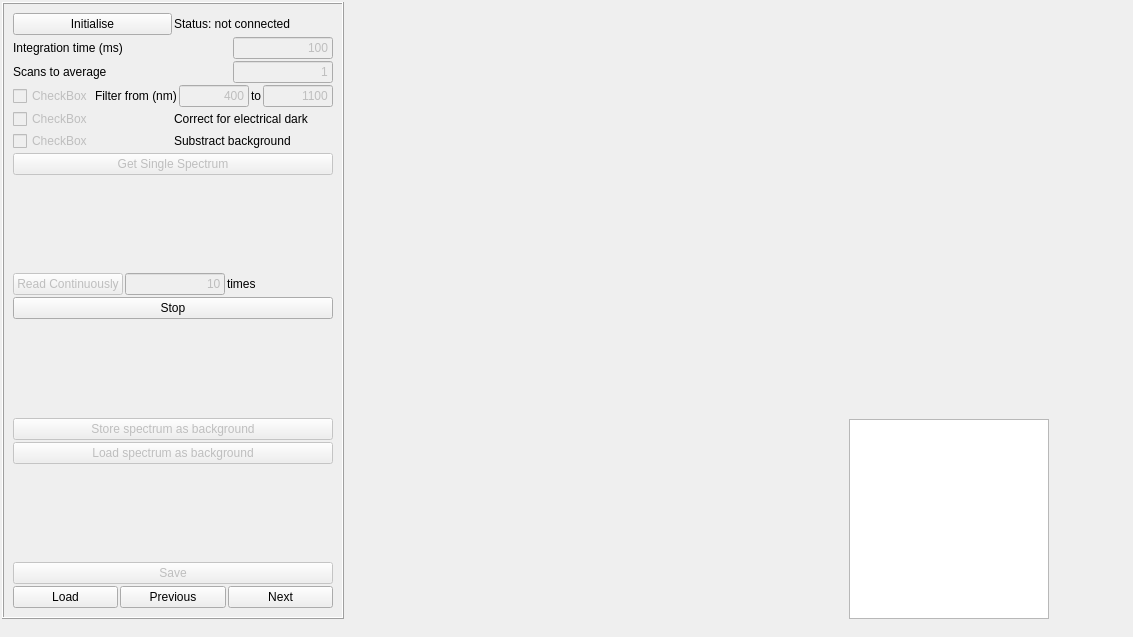
This is spectrometer.ui in tugatoconhelado/spectrometer as Qt 5 draws it before an edit. The edited form follows.
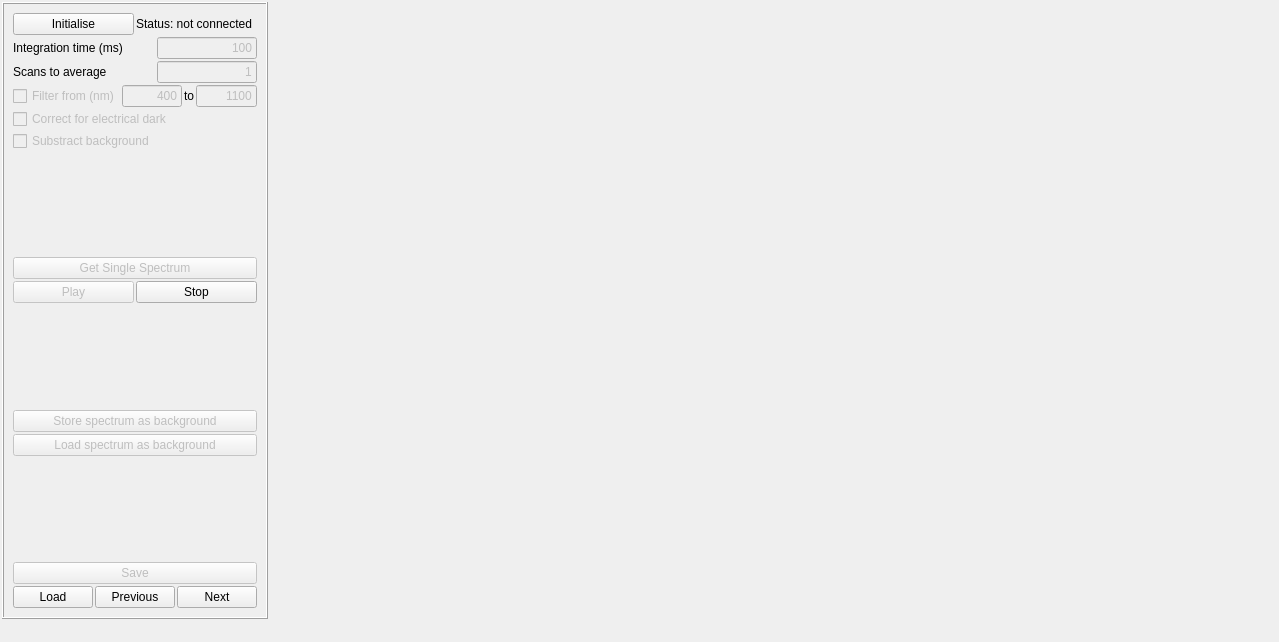
This is the edited form. Custom widgets are drawn as their Qt base class.

Diff of the .ui file:
```diff
--- a/spectrometer.ui
+++ b/spectrometer.ui
@@ -6,10 +6,16 @@
    <rect>
     <x>0</x>
     <y>0</y>
-    <width>1133</width>
-    <height>637</height>
+    <width>1279</width>
+    <height>642</height>
    </rect>
   </property>
+  <property name="sizePolicy">
+   <sizepolicy hsizetype="Expanding" vsizetype="Expanding">
+    <horstretch>0</horstretch>
+    <verstretch>0</verstretch>
+   </sizepolicy>
+  </property>
   <property name="windowTitle">
    <string>Spectrometer</string>
   </property>
@@ -22,9 +28,9 @@
      <height>621</height>
     </rect>
    </property>
-   <layout class="QHBoxLayout" name="main_layout">
+   <layout class="QHBoxLayout" name="main_layout" stretch="1,4">
     <property name="sizeConstraint">
-     <enum>QLayout::SetMaximumSize</enum>
+     <enum>QLayout::SetMinimumSize</enum>
     </property>
     <property name="leftMargin">
      <number>2</number>
@@ -160,13 +166,6 @@
             <bool>false</bool>
            </property>
            <property name="text">
-            <string>CheckBox</string>
-           </property>
-          </widget>
-         </item>
-         <item>
-          <widget class="QLabel" name="filter_label">
-           <property name="text">
             <string>Filter from (nm)</string>
            </property>
           </widget>
@@ -244,13 +243,6 @@
             <bool>false</bool>
            </property>
            <property name="text">
-            <string>CheckBox</string>
-           </property>
-          </widget>
-         </item>
-         <item>
-          <widget class="QLabel" name="electrical_dark_label">
-           <property name="text">
             <string>Correct for electrical dark</string>
            </property>
           </widget>
@@ -265,50 +257,12 @@
             <bool>false</bool>
            </property>
            <property name="text">
-            <string>CheckBox</string>
-           </property>
-          </widget>
-         </item>
-         <item>
-          <widget class="QLabel" name="substrac_background_label">
-           <property name="text">
             <string>Substract background</string>
            </property>
           </widget>
          </item>
         </layout>
        </item>
-       <item>
-        <widget class="QPushButton" name="single_spectrum_button">
-         <property name="enabled">
-          <bool>false</bool>
-         </property>
-         <property name="text">
-          <string>Get Single Spectrum</string>
-         </property>
-         <property name="checkable">
-          <bool>false</bool>
-         </property>
-         <property name="checked">
-          <bool>false</bool>
-         </property>
-         <property name="autoRepeat">
-          <bool>false</bool>
-         </property>
-         <property name="autoRepeatDelay">
-          <number>300</number>
-         </property>
-         <property name="autoDefault">
-          <bool>false</bool>
-         </property>
-         <property name="default">
-          <bool>false</bool>
-         </property>
-         <property name="flat">
-          <bool>false</bool>
-         </property>
-        </widget>
-       </item>
        <item>
         <spacer name="verticalSpacer">
          <property name="orientation">
@@ -323,58 +277,61 @@
         </spacer>
        </item>
        <item>
-        <layout class="QHBoxLayout" name="horizontalLayout">
+        <layout class="QVBoxLayout" name="measure_layout">
          <item>
-          <widget class="QPushButton" name="read_continuously_button">
+          <widget class="QPushButton" name="single_spectrum_button">
            <property name="enabled">
             <bool>false</bool>
            </property>
            <property name="text">
-            <string>Read Continuously</string>
+            <string>Get Single Spectrum</string>
            </property>
-          </widget>
-         </item>
-         <item>
-          <widget class="QLineEdit" name="read_continously_edit">
-           <property name="enabled">
+           <property name="checkable">
             <bool>false</bool>
            </property>
-           <property name="sizePolicy">
-            <sizepolicy hsizetype="Maximum" vsizetype="Fixed">
-             <horstretch>0</horstretch>
-             <verstretch>0</verstretch>
-            </sizepolicy>
+           <property name="checked">
+            <bool>false</bool>
            </property>
-           <property name="maximumSize">
-            <size>
-             <width>100</width>
-             <height>100</height>
-            </size>
+           <property name="autoRepeat">
+            <bool>false</bool>
            </property>
-           <property name="text">
-            <string>10</string>
+           <property name="autoRepeatDelay">
+            <number>300</number>
            </property>
-           <property name="alignment">
-            <set>Qt::AlignRight|Qt::AlignTrailing|Qt::AlignVCenter</set>
+           <property name="autoDefault">
+            <bool>false</bool>
            </property>
+           <property name="default">
+            <bool>false</bool>
+           </property>
+           <property name="flat">
+            <bool>false</bool>
+           </property>
           </widget>
          </item>
          <item>
-          <widget class="QLabel" name="read_continuously_label">
-           <property name="text">
-            <string>times</string>
-           </property>
-          </widget>
+          <layout class="QHBoxLayout" name="play_stop_layout">
+           <item>
+            <widget class="QPushButton" name="play_button">
+             <property name="enabled">
+              <bool>false</bool>
+             </property>
+             <property name="text">
+              <string>Play</string>
+             </property>
+            </widget>
+           </item>
+           <item>
+            <widget class="QPushButton" name="stop_button">
+             <property name="text">
+              <string>Stop</string>
+             </property>
+            </widget>
+           </item>
+          </layout>
          </item>
         </layout>
        </item>
-       <item>
-        <widget class="QPushButton" name="stop_button">
-         <property name="text">
-          <string>Stop</string>
-         </property>
-        </widget>
-       </item>
        <item>
         <spacer name="verticalSpacer_2">
          <property name="orientation">
@@ -460,12 +417,18 @@
      </widget>
     </item>
     <item>
-     <layout class="QGridLayout" name="plots_layout" rowstretch="1,1" columnstretch="2,1">
+     <layout class="QGridLayout" name="plots_layout" rowstretch="1,1" columnstretch="3,2">
       <property name="sizeConstraint">
        <enum>QLayout::SetDefaultConstraint</enum>
       </property>
-      <item row="1" column="1">
-       <widget class="QGraphicsView" name="graphicsView_4">
+      <item row="0" column="0">
+       <widget class="PlotWidget" name="current_spectrum_plot" native="true"/>
+      </item>
+      <item row="1" column="0">
+       <widget class="PlotWidget" name="average_spectrum_plot" native="true"/>
+      </item>
+      <item row="0" column="1">
+       <widget class="PlotWidget" name="spectrometer_counts_plot" native="true">
         <property name="sizePolicy">
          <sizepolicy hsizetype="Minimum" vsizetype="Minimum">
           <horstretch>0</horstretch>
@@ -480,20 +443,14 @@
         </property>
         <property name="maximumSize">
          <size>
-          <width>200</width>
-          <height>200</height>
+          <width>100000</width>
+          <height>100000</height>
          </size>
         </property>
        </widget>
       </item>
-      <item row="0" column="0">
-       <widget class="PlotWidget" name="current_spectrum_plot" native="true"/>
-      </item>
-      <item row="1" column="0">
-       <widget class="PlotWidget" name="average_spectrum_plot" native="true"/>
-      </item>
-      <item row="0" column="1">
-       <widget class="PlotWidget" name="spectrometer_counts_plot" native="true">
+      <item row="1" column="1">
+       <widget class="PlotWidget" name="spectrometer_counts_plot_2" native="true">
         <property name="sizePolicy">
          <sizepolicy hsizetype="Minimum" vsizetype="Minimum">
           <horstretch>0</horstretch>
```
